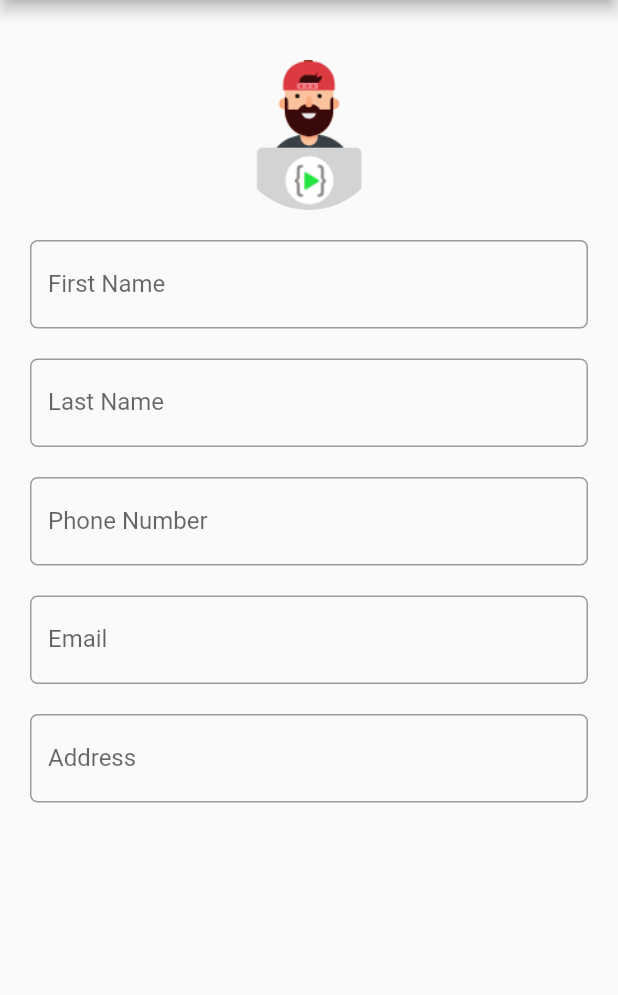
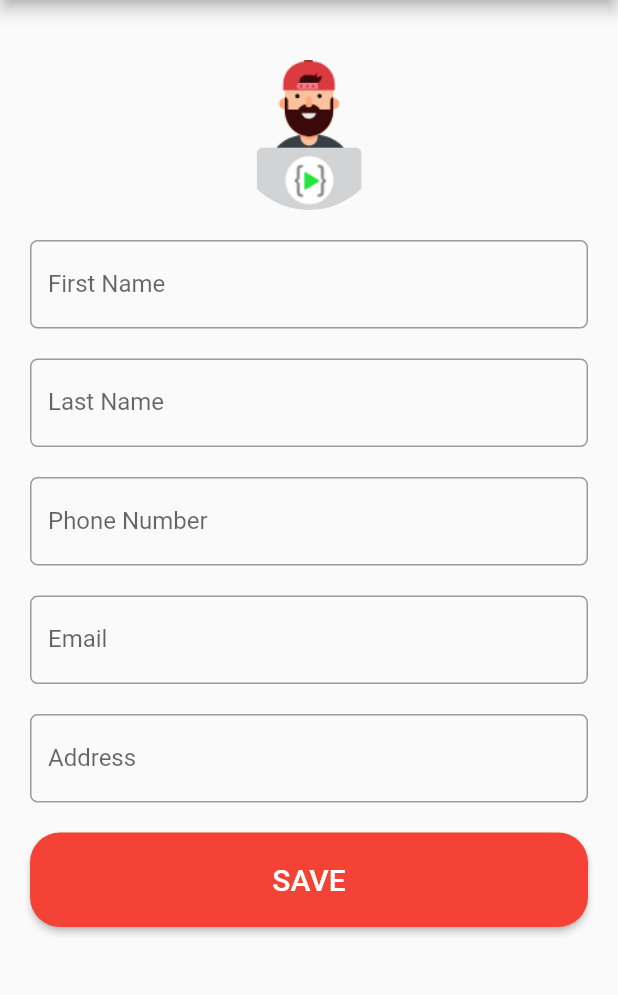
Before and after one commit to DSC-KIIT/Contact-App, a Flutter app: the AddContact screen opened directly, on a phone screen of 412 x 824 dp, the part 84-1079 px from its top. Run offline on Flutter 3.47's test engine with Material 2 defaults, Android fonts, the phone set to English and light mode, and no system bars; our stand-ins replace firebase_auth, firebase_database, firebase_storage, image_picker; accounts and stored records are empty.

Commit message:
AddContact Screen done

```diff
--- a/lib/screens/addContacts.dart
+++ b/lib/screens/addContacts.dart
@@ -21,7 +21,7 @@ class _AddContactState extends State<AddContact> {
   String _address = '';
   String _photoUrl = "empty";
 
-  saveContact(context) async {
+  saveContact(BuildContext context) async {
     if (_firstName.isNotEmpty &&
         _lastName.isNotEmpty &&
         _phone.isNotEmpty &&
@@ -37,14 +37,15 @@ class _AddContactState extends State<AddContact> {
           context: context,
           builder: (context) {
             return AlertDialog(
-              title: Text('Field required'),
-              content: Text('All fields are required'),
+              title: Text("Empty Fields"),
+              content: Text("Please fill all the fields"),
               actions: <Widget>[
                 FlatButton(
-                    onPressed: () {
-                      Navigator.of(context).pop();
-                    },
-                    child: Text('Close')),
+                  child: Text("Ok"),
+                  onPressed: () {
+                    Navigator.of(context).pop();
+                  },
+                )
               ],
             );
           });
@@ -178,6 +179,20 @@ class _AddContactState extends State<AddContact> {
                     border: OutlineInputBorder(
                         borderRadius: BorderRadius.circular(5.0))),
               ),
+            ),
+            Container(
+              padding: EdgeInsets.only(top: 20.0),
+              child: RaisedButton(
+                padding: EdgeInsets.fromLTRB(100, 20, 100, 20),
+                onPressed: () {
+                  saveContact(context);
+                },
+                color: Colors.red,
+                child: Text('SAVE',
+                    style: TextStyle(fontSize: 20.0, color: Colors.white)),
+                shape: RoundedRectangleBorder(
+                    borderRadius: BorderRadius.circular(20.0)),
+              ),
             )
           ]),
         ),
```
